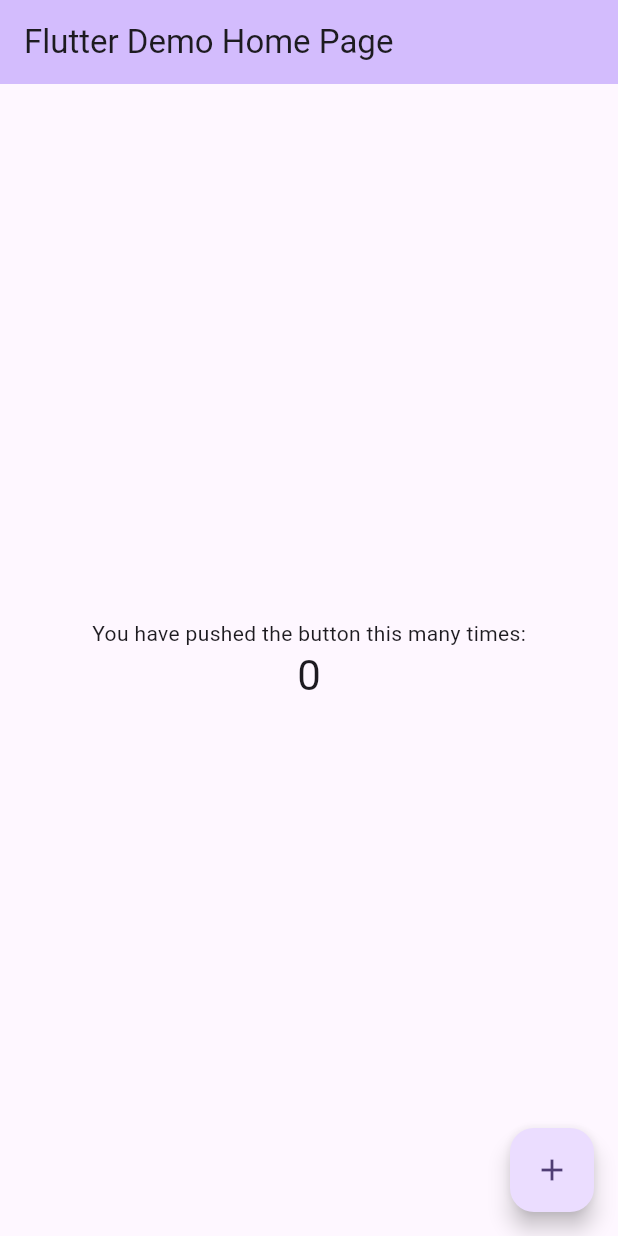
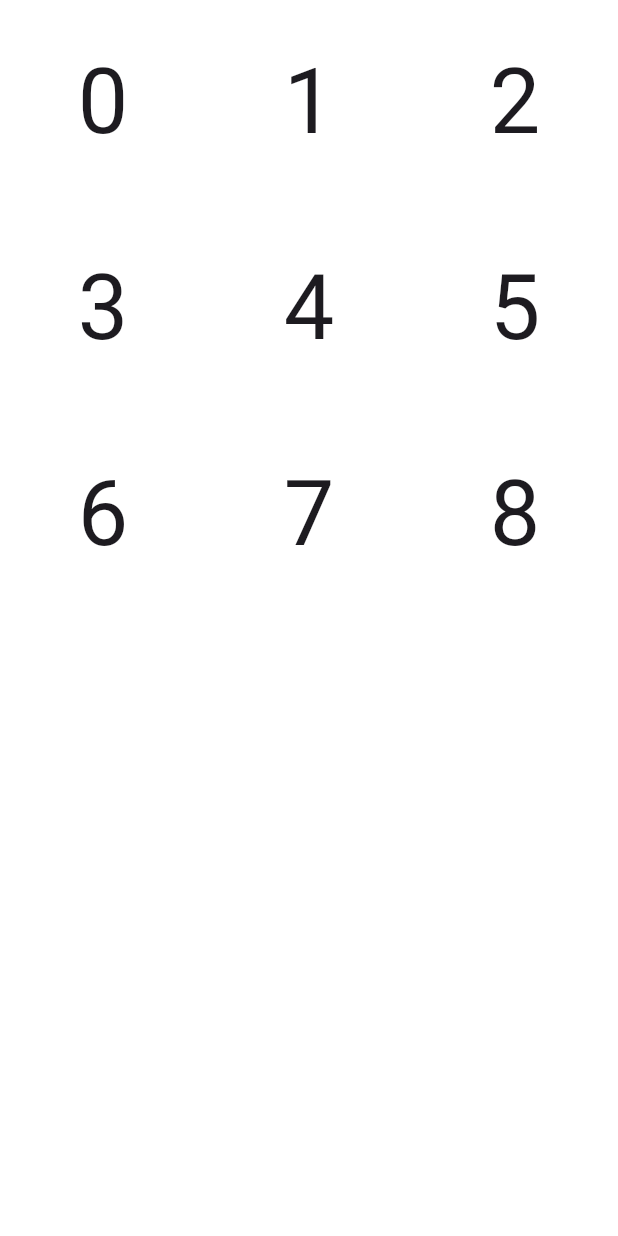
Before and after one commit to adelinewidyatmoko/TicTacToe_Technology_Innovation, a Flutter app: the screen it shows after launch, on a phone screen of 412 x 824 dp. Run offline on Flutter 3.47's test engine with Material 3 defaults, Android fonts, the phone set to English and light mode, and no system bars.

Commit message:
created grid thingy

```diff
--- a/tictactoe/lib/main.dart
+++ b/tictactoe/lib/main.dart
@@ -7,115 +7,36 @@ void main() {
 class MyApp extends StatelessWidget {
   const MyApp({super.key});
 
-  // This widget is the root of your application.
   @override
   Widget build(BuildContext context) {
-    return MaterialApp(
-      title: 'Flutter Demo',
-      theme: ThemeData(
-        // This is the theme of your application.
-        //
-        // TRY THIS: Try running your application with "flutter run". You'll see
-        // the application has a purple toolbar. Then, without quitting the app,
-        // try changing the seedColor in the colorScheme below to Colors.green
-        // and then invoke "hot reload" (save your changes or press the "hot
-        // reload" button in a Flutter-supported IDE, or press "r" if you used
-        // the command line to start the app).
-        //
-        // Notice that the counter didn't reset back to zero; the application
-        // state is not lost during the reload. To reset the state, use hot
-        // restart instead.
-        //
-        // This works for code too, not just values: Most code changes can be
-        // tested with just a hot reload.
-        colorScheme: .fromSeed(seedColor: Colors.deepPurple),
-      ),
-      home: const MyHomePage(title: 'Flutter Demo Home Page'),
-    );
+    return MaterialApp(debugShowCheckedModeBanner: false, home: GamePage());
   }
 }
 
-class MyHomePage extends StatefulWidget {
-  const MyHomePage({super.key, required this.title});
-
-  // This widget is the home page of your application. It is stateful, meaning
-  // that it has a State object (defined below) that contains fields that affect
-  // how it looks.
-
-  // This class is the configuration for the state. It holds the values (in this
-  // case the title) provided by the parent (in this case the App widget) and
-  // used by the build method of the State. Fields in a Widget subclass are
-  // always marked "final".
-
-  final String title;
+class GamePage extends StatefulWidget {
+  const GamePage({super.key});
 
   @override
-  State<MyHomePage> createState() => _MyHomePageState();
+  State<GamePage> createState() => _GamePageState();
 }
 
-class _MyHomePageState extends State<MyHomePage> {
-  int _counter = 0;
-
-  void _incrementCounter() {
-    setState(() {
-      // This call to setState tells the Flutter framework that something has
-      // changed in this State, which causes it to rerun the build method below
-      // so that the display can reflect the updated values. If we changed
-      // _counter without calling setState(), then the build method would not be
-      // called again, and so nothing would appear to happen.
-      _counter++;
-    });
-  }
-
+class _GamePageState extends State<GamePage> {
   @override
   Widget build(BuildContext context) {
-    // This method is rerun every time setState is called, for instance as done
-    // by the _incrementCounter method above.
-    //
-    // The Flutter framework has been optimized to make rerunning build methods
-    // fast, so that you can just rebuild anything that needs updating rather
-    // than having to individually change instances of widgets.
     return Scaffold(
-      appBar: AppBar(
-        // TRY THIS: Try changing the color here to a specific color (to
-        // Colors.amber, perhaps?) and trigger a hot reload to see the AppBar
-        // change color while the other colors stay the same.
-        backgroundColor: Theme.of(context).colorScheme.inversePrimary,
-        // Here we take the value from the MyHomePage object that was created by
-        // the App.build method, and use it to set our appbar title.
-        title: Text(widget.title),
-      ),
-      body: Center(
-        // Center is a layout widget. It takes a single child and positions it
-        // in the middle of the parent.
-        child: Column(
-          // Column is also a layout widget. It takes a list of children and
-          // arranges them vertically. By default, it sizes itself to fit its
-          // children horizontally, and tries to be as tall as its parent.
-          //
-          // Column has various properties to control how it sizes itself and
-          // how it positions its children. Here we use mainAxisAlignment to
-          // center the children vertically; the main axis here is the vertical
-          // axis because Columns are vertical (the cross axis would be
-          // horizontal).
-          //
-          // TRY THIS: Invoke "debug painting" (choose the "Toggle Debug Paint"
-          // action in the IDE, or press "p" in the console), to see the
-          // wireframe for each widget.
-          mainAxisAlignment: .center,
-          children: [
-            const Text('You have pushed the button this many times:'),
-            Text(
-              '$_counter',
-              style: Theme.of(context).textTheme.headlineMedium,
+      backgroundColor: Colors.white,
+      body: GridView.builder(
+        itemCount: 9,
+        gridDelegate: SliverGridDelegateWithFixedCrossAxisCount(
+          crossAxisCount: 3,
+        ),
+        itemBuilder: (BuildContext context, int index) {
+          return Container(
+            child: Center(
+              child: Text(index.toString(), style: TextStyle(fontSize: 60)),
             ),
-          ],
-        ),
-      ),
-      floatingActionButton: FloatingActionButton(
-        onPressed: _incrementCounter,
-        tooltip: 'Increment',
-        child: const Icon(Icons.add),
+          );
+        },
       ),
     );
   }
```
Also changed, not shown: tictactoe/analysis_options.yaml (line endings or trailing spaces), 1 other file.
